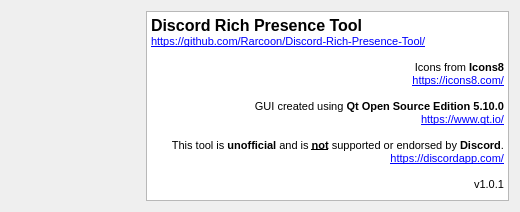
First picture: the form in drpt/aboutdialog.ui, repository xkazumi/Discord-Rich-Presence-Tool, before the edit.
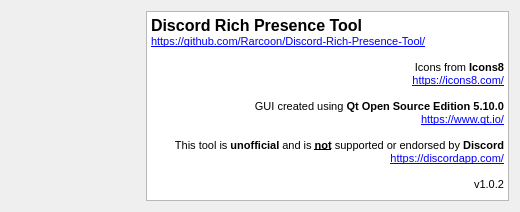
Second picture: the form after the edit. Icons and pictures are not drawn.

```diff
--- a/drpt/aboutdialog.ui
+++ b/drpt/aboutdialog.ui
@@ -90,10 +90,10 @@
 &lt;p align=&quot;right&quot; style=&quot; margin-top:0px; margin-bottom:0px; margin-left:0px; margin-right:0px; -qt-block-indent:0; text-indent:0px;&quot;&gt;&lt;span style=&quot; font-size:8pt;&quot;&gt;GUI created using &lt;/span&gt;&lt;span style=&quot; font-size:8pt; font-weight:600;&quot;&gt;Qt Open Source Edition 5.10.0&lt;/span&gt;&lt;/p&gt;
 &lt;p align=&quot;right&quot; style=&quot; margin-top:0px; margin-bottom:0px; margin-left:0px; margin-right:0px; -qt-block-indent:0; text-indent:0px;&quot;&gt;&lt;a href=&quot;https://www.qt.io/&quot;&gt;&lt;span style=&quot; font-size:8pt; text-decoration: underline; color:#0000ff;&quot;&gt;https://www.qt.io/&lt;/span&gt;&lt;/a&gt;&lt;/p&gt;
 &lt;p align=&quot;right&quot; style=&quot;-qt-paragraph-type:empty; margin-top:0px; margin-bottom:0px; margin-left:0px; margin-right:0px; -qt-block-indent:0; text-indent:0px; font-size:8pt; text-decoration: underline; color:#0000ff;&quot;&gt;&lt;br /&gt;&lt;/p&gt;
-&lt;p align=&quot;right&quot; style=&quot; margin-top:0px; margin-bottom:0px; margin-left:0px; margin-right:0px; -qt-block-indent:0; text-indent:0px;&quot;&gt;&lt;span style=&quot; font-size:8pt;&quot;&gt;This tool is &lt;/span&gt;&lt;span style=&quot; font-size:8pt; font-weight:600;&quot;&gt;unofficial&lt;/span&gt;&lt;span style=&quot; font-size:8pt;&quot;&gt; and is &lt;/span&gt;&lt;span style=&quot; font-size:8pt; font-weight:600; text-decoration: underline;&quot;&gt;not&lt;/span&gt;&lt;span style=&quot; font-size:8pt;&quot;&gt; supported or endorsed by &lt;/span&gt;&lt;span style=&quot; font-size:8pt; font-weight:600;&quot;&gt;Discord&lt;/span&gt;&lt;span style=&quot; font-size:8pt;&quot;&gt;.&lt;/span&gt;&lt;/p&gt;
+&lt;p align=&quot;right&quot; style=&quot; margin-top:0px; margin-bottom:0px; margin-left:0px; margin-right:0px; -qt-block-indent:0; text-indent:0px;&quot;&gt;&lt;span style=&quot; font-size:8pt;&quot;&gt;This tool is &lt;/span&gt;&lt;span style=&quot; font-size:8pt; font-weight:600;&quot;&gt;unofficial&lt;/span&gt;&lt;span style=&quot; font-size:8pt;&quot;&gt; and is &lt;/span&gt;&lt;span style=&quot; font-size:8pt; font-weight:600; text-decoration: underline;&quot;&gt;not&lt;/span&gt;&lt;span style=&quot; font-size:8pt;&quot;&gt; supported or endorsed by &lt;/span&gt;&lt;span style=&quot; font-size:8pt; font-weight:600;&quot;&gt;Discord&lt;/span&gt;&lt;/p&gt;
 &lt;p align=&quot;right&quot; style=&quot; margin-top:0px; margin-bottom:0px; margin-left:0px; margin-right:0px; -qt-block-indent:0; text-indent:0px;&quot;&gt;&lt;a href=&quot;https://discordapp.com/&quot;&gt;&lt;span style=&quot; font-size:8pt; text-decoration: underline; color:#0000ff;&quot;&gt;https://discordapp.com/&lt;/span&gt;&lt;/a&gt;&lt;/p&gt;
 &lt;p align=&quot;right&quot; style=&quot;-qt-paragraph-type:empty; margin-top:0px; margin-bottom:0px; margin-left:0px; margin-right:0px; -qt-block-indent:0; text-indent:0px; font-size:8pt; text-decoration: underline; color:#0000ff;&quot;&gt;&lt;br /&gt;&lt;/p&gt;
-&lt;p align=&quot;right&quot; style=&quot; margin-top:0px; margin-bottom:0px; margin-left:0px; margin-right:0px; -qt-block-indent:0; text-indent:0px;&quot;&gt;&lt;span style=&quot; font-size:8pt;&quot;&gt;v1.0.1&lt;/span&gt;&lt;/p&gt;&lt;/body&gt;&lt;/html&gt;</string>
+&lt;p align=&quot;right&quot; style=&quot; margin-top:0px; margin-bottom:0px; margin-left:0px; margin-right:0px; -qt-block-indent:0; text-indent:0px;&quot;&gt;&lt;span style=&quot; font-size:8pt;&quot;&gt;v1.0.2&lt;/span&gt;&lt;/p&gt;&lt;/body&gt;&lt;/html&gt;</string>
        </property>
        <property name="openExternalLinks">
         <bool>true</bool>
```
